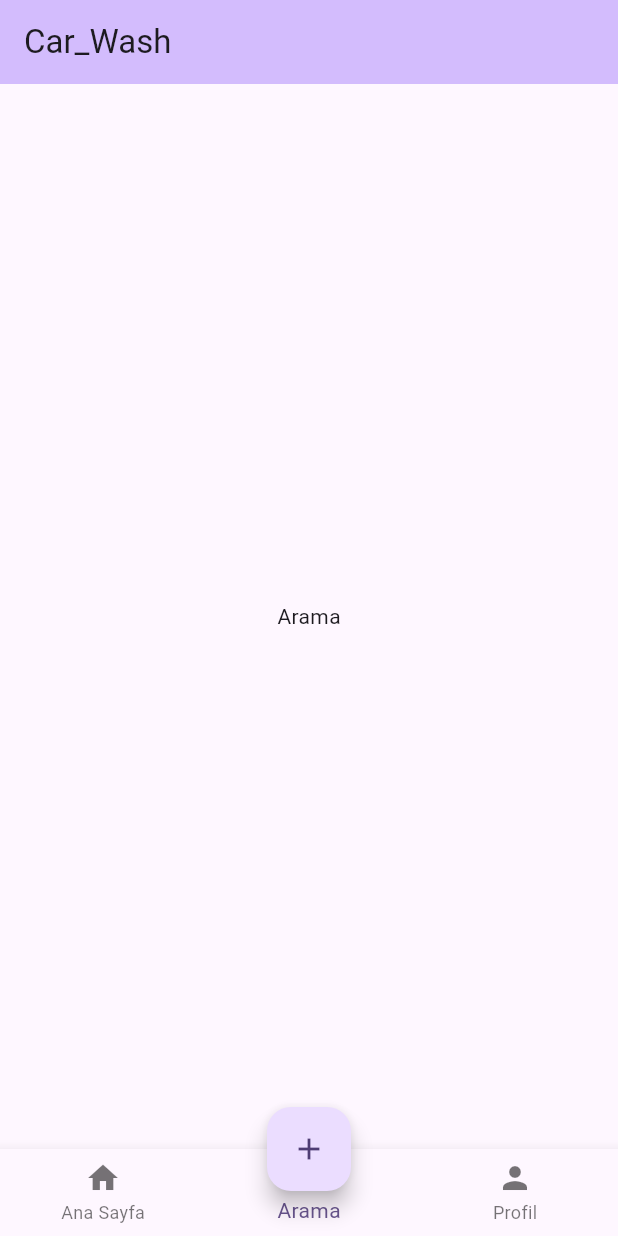
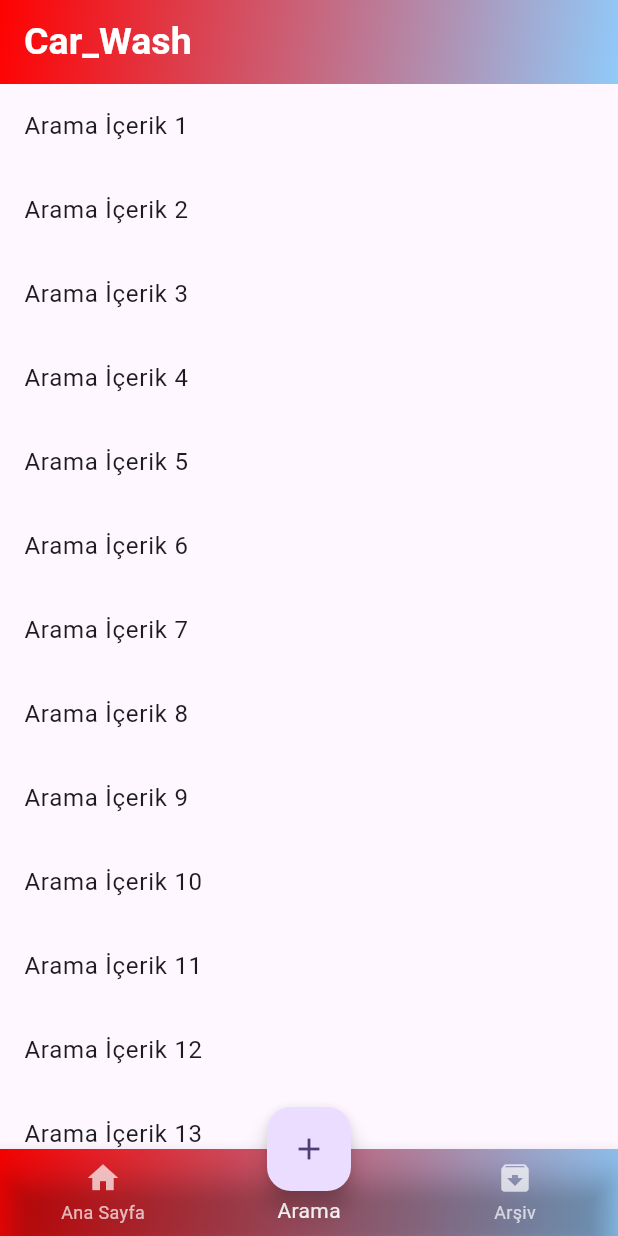
Before and after one commit to uluckabd/car_wash, a Flutter app: the screen it shows after launch, item 2 of the bottom bar chosen, on a phone screen of 412 x 824 dp. Run offline on Flutter 3.47's test engine with Material 3 defaults, Android fonts, the phone set to English and light mode, and no system bars; our stand-ins replace mask_text_input_formatter.

Commit message:
Anasayfa duzenlemesi saat olceklenmesi tasarimi

```diff
--- a/lib/main.dart
+++ b/lib/main.dart
@@ -16,7 +16,7 @@ class MyApp extends StatelessWidget {
       theme: ThemeData(
         colorScheme: ColorScheme.fromSeed(seedColor: Colors.deepPurple),
       ),
-      home: const MyHomePage(title: 'Car_Wash'),
+      home: const MyHomePage(title: 'Car_Wash '),
     );
   }
 }
@@ -33,11 +33,48 @@ class MyHomePage extends StatefulWidget {
 class _MyHomePageState extends State<MyHomePage> {
   int selectedIndex = 0;
 
-  // Menüye tıklanınca hangi sayfa gösterilecek
-  static const List<Widget> pages = <Widget>[
-    Center(child: Text('Ana Sayfa')),
-    Center(child: Text('Arama')),
-    Center(child: Text('Profil')),
+  /// 08:00 - 18:00 arası yarım saatlik saat dilimleri
+  List<String> _generateTimeSlots() {
+    List<String> slots = [];
+    DateTime start = DateTime(2023, 1, 1, 8, 0);
+    DateTime end = DateTime(2023, 1, 1, 18, 0);
+
+    while (start.isBefore(end) || start.isAtSameMomentAs(end)) {
+      slots.add(
+        "${start.hour.toString().padLeft(2, '0')}:${start.minute.toString().padLeft(2, '0')}",
+      );
+      start = start.add(const Duration(minutes: 30));
+    }
+    return slots;
+  }
+
+  /// sayfalar
+  late final List<Widget> _pages = [
+    // Ana Sayfa: saat ölçeklendirmesi
+    Builder(
+      builder: (context) {
+        final slots = _generateTimeSlots();
+        return ListView.builder(
+          itemCount: slots.length,
+          itemBuilder: (context, index) {
+            final time = slots[index];
+            return ListTile(
+              leading: const Icon(Icons.access_time),
+              title: Text(time),
+              subtitle: null, // Randevu eklendiğinde alt satır gösterilecek
+            );
+          },
+        );
+      },
+    ),
+    // Arama
+    Column(
+      children: [
+        for (int i = 1; i <= 20; i++) ListTile(title: Text("Arama İçerik $i")),
+      ],
+    ),
+    // Arşiv (boş sayfa)
+    Container(),
   ];
 
   void _onItemTapped(int index) {
@@ -51,17 +88,45 @@ class _MyHomePageState extends State<MyHomePage> {
     return Scaffold(
       appBar: AppBar(
         backgroundColor: Theme.of(context).colorScheme.inversePrimary,
-        title: Text(widget.title),
+        title: Text(
+          "Car_Wash",
+          style: TextStyle(
+            color: Colors.white,
+            fontWeight: FontWeight.bold,
+            fontSize: 25,
+          ),
+        ),
+        flexibleSpace: Container(
+          decoration: const BoxDecoration(
+            gradient: LinearGradient(
+              colors: [Color.fromRGBO(255, 1, 1, 1), Color(0xFF90CAF9)],
+              begin: Alignment.topLeft,
+              end: Alignment.bottomRight,
+            ),
+          ),
+        ),
       ),
-      body: pages[selectedIndex], // seçili sayfayı göster
-      bottomNavigationBar: BottomNavigationBar(
-        currentIndex: selectedIndex,
-        onTap: _onItemTapped,
-        items: [
-          BottomNavigationBarItem(icon: Icon(Icons.home), label: 'Ana Sayfa'),
-          BottomNavigationBarItem(icon: Icon(Icons.search), label: 'Arama'),
-          BottomNavigationBarItem(icon: Icon(Icons.person), label: 'Profil'),
-        ],
+      body: _pages[selectedIndex],
+      bottomNavigationBar: Container(
+        decoration: const BoxDecoration(
+          gradient: LinearGradient(
+            colors: [Color.fromRGBO(255, 1, 1, 1), Color(0xFF90CAF9)],
+            begin: Alignment.topLeft,
+            end: Alignment.bottomRight,
+          ),
+        ),
+        child: BottomNavigationBar(
+          backgroundColor: Colors.transparent,
+          currentIndex: selectedIndex,
+          onTap: _onItemTapped,
+          selectedItemColor: Colors.white,
+          unselectedItemColor: Colors.white70,
+          items: const [
+            BottomNavigationBarItem(icon: Icon(Icons.home), label: 'Ana Sayfa'),
+            BottomNavigationBarItem(icon: Icon(Icons.search), label: 'Arama'),
+            BottomNavigationBarItem(icon: Icon(Icons.archive), label: 'Arşiv'),
+          ],
+        ),
       ),
       floatingActionButton: FloatingActionButton(
         onPressed: () {
@@ -72,7 +137,7 @@ class _MyHomePageState extends State<MyHomePage> {
             ),
           );
         },
-        child: Icon(Icons.add),
+        child: const Icon(Icons.add),
       ),
       floatingActionButtonLocation: FloatingActionButtonLocation.centerDocked,
     );
--- a/pubspec.yaml
+++ b/pubspec.yaml
@@ -31,6 +31,7 @@ dependencies:
   flutter:
     sdk: flutter
   mask_text_input_formatter: ^2.9.0
+  intl: ^0.20.2
 
   # The following adds the Cupertino Icons font to your application.
   # Use with the CupertinoIcons class for iOS style icons.
```
Also changed, not shown: pubspec.lock.
